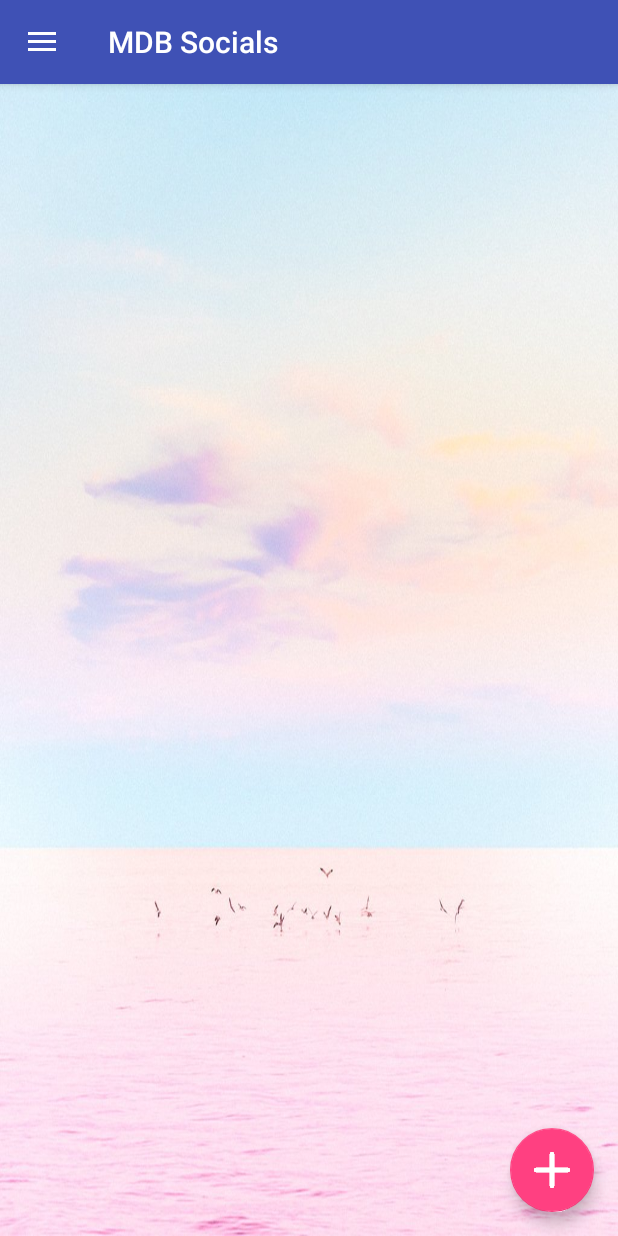
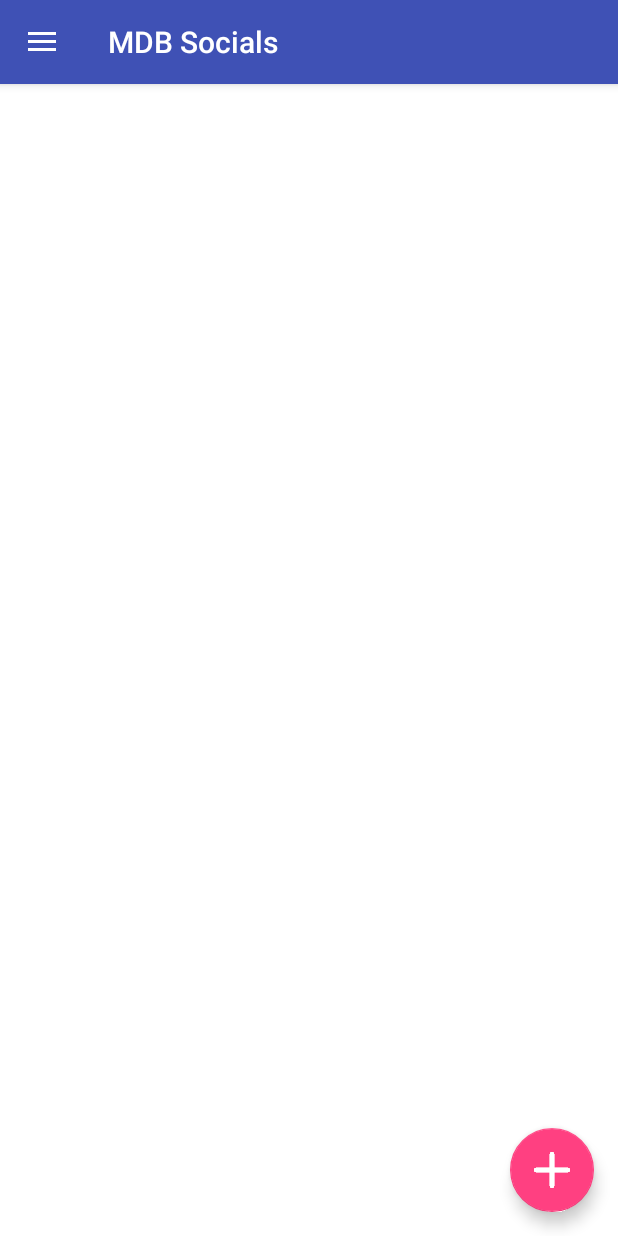
Before and after one commit to dengjulie/MDBSocials, an Android app: the screen it shows after launch once a user with an empty profile is signed in (MainActivity), on a phone screen of 412 x 824 dp. Run offline under Robolectric (Android 15) with nearby library versions, the phone set to English and light mode, and no system bars; our stand-ins replace Firebase (no records; nobody signed in at launch, a user with empty details on screens opened directly); Roboto replaces fonts that are not available here.

Commit message:
main background change

```diff
--- a/app/src/main/res/layout/content_main.xml
+++ b/app/src/main/res/layout/content_main.xml
@@ -4,7 +4,8 @@
     xmlns:tools="http://schemas.android.com/tools"
     android:layout_width="match_parent"
     android:layout_height="match_parent"
-    android:background="@drawable/background10"
+    android:background="@color/white"
+
     app:layout_behavior="@string/appbar_scrolling_view_behavior"
     tools:context="com.juliedeng.mdbsocials.MainActivity"
     tools:showIn="@layout/app_bar_main">
--- a/app/src/main/res/layout/row_view.xml
+++ b/app/src/main/res/layout/row_view.xml
@@ -7,6 +7,7 @@
     <android.support.constraint.ConstraintLayout
         android:id="@+id/card"
         android:background="@color/lightblue"
+        android:padding="1sp"
         android:layout_width="match_parent"
         android:layout_height="match_parent">
 
```
